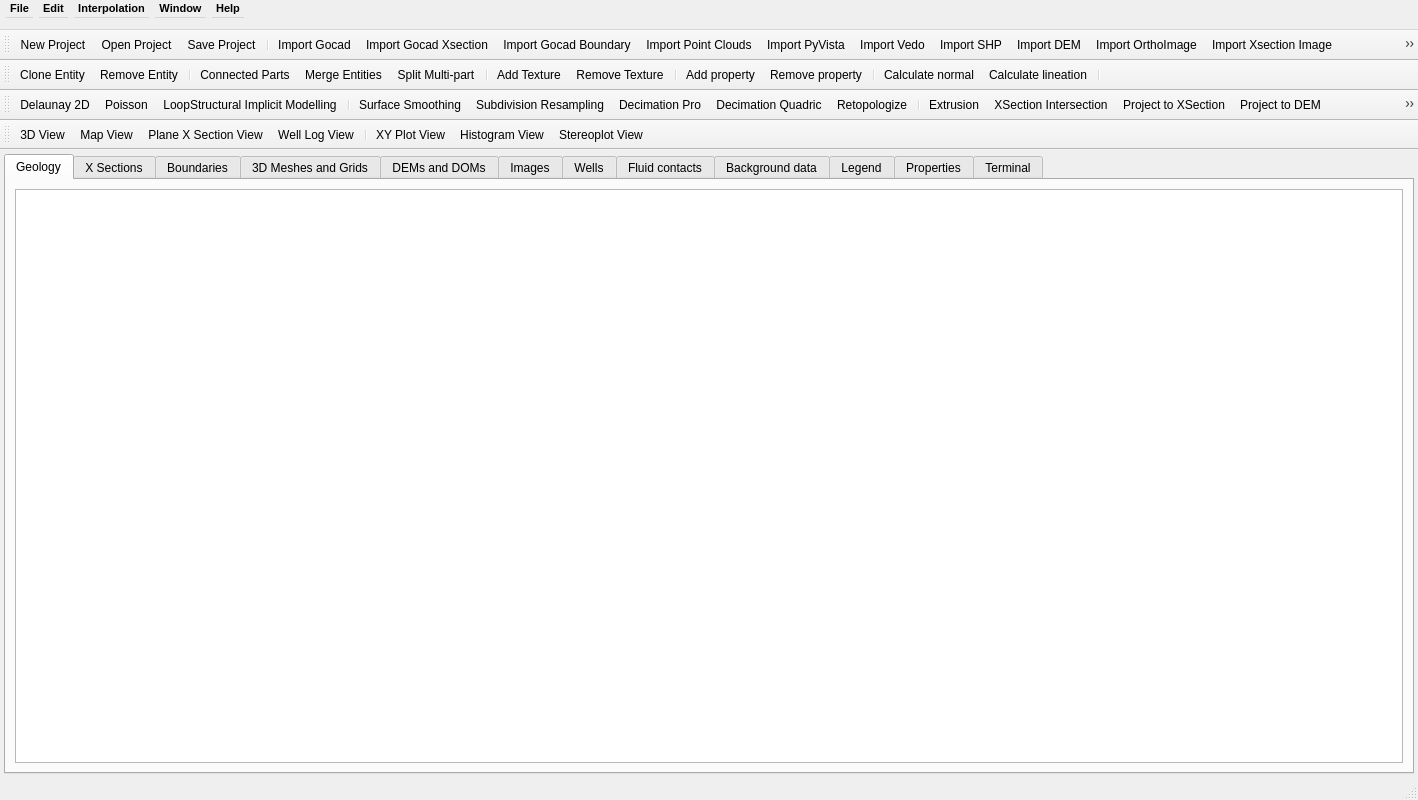
Above: gui/project_window.ui from gecos-lab/PZero before the change. Below: the same form after it.
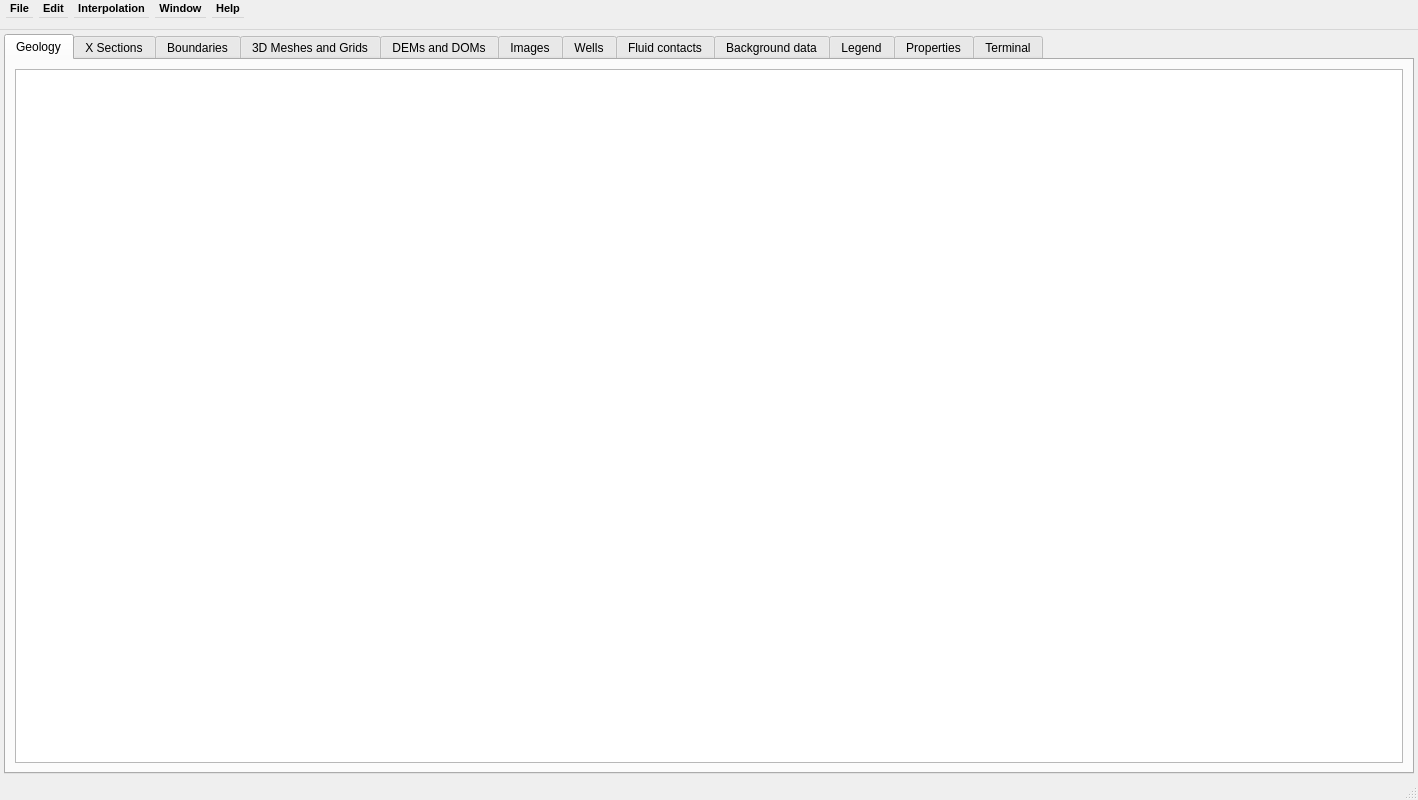
That is the form after the change.

Commit message:
Deleted duplicated toolbars
Deleted the following duplicated toolbars from the GUI: toolbarFile, toolBarEdit, toolBarInterpolation, toolBarWindows.
Also added the tear-off feature to the remaining menus on the menubar.
The project_window.ui was generated with qtDesigner as usual.

Diff of the .ui file:
```diff
--- a/gui/project_window.ui
+++ b/gui/project_window.ui
@@ -636,215 +636,6 @@
     </sizepolicy>
    </property>
   </widget>
-  <widget class="QToolBar" name="toolbarFile">
-   <property name="sizePolicy">
-    <sizepolicy hsizetype="MinimumExpanding" vsizetype="Fixed">
-     <horstretch>1</horstretch>
-     <verstretch>1</verstretch>
-    </sizepolicy>
-   </property>
-   <property name="minimumSize">
-    <size>
-     <width>1280</width>
-     <height>30</height>
-    </size>
-   </property>
-   <property name="maximumSize">
-    <size>
-     <width>16777215</width>
-     <height>16777215</height>
-    </size>
-   </property>
-   <property name="baseSize">
-    <size>
-     <width>1280</width>
-     <height>30</height>
-    </size>
-   </property>
-   <property name="windowTitle">
-    <string>File</string>
-   </property>
-   <property name="toolTip">
-    <string>File</string>
-   </property>
-   <property name="floatable">
-    <bool>false</bool>
-   </property>
-   <attribute name="toolBarArea">
-    <enum>TopToolBarArea</enum>
-   </attribute>
-   <attribute name="toolBarBreak">
-    <bool>false</bool>
-   </attribute>
-   <addaction name="actionProjectNew"/>
-   <addaction name="actionProjectOpen"/>
-   <addaction name="actionProjectSave"/>
-   <addaction name="separator"/>
-   <addaction name="actionImportGocad"/>
-   <addaction name="actionImportGocadXsection"/>
-   <addaction name="actionImportGocadBoundary"/>
-   <addaction name="actionImportPC"/>
-   <addaction name="actionImportPyvista"/>
-   <addaction name="actionImportVedo"/>
-   <addaction name="actionImportSHP"/>
-   <addaction name="actionImportDEM"/>
-   <addaction name="actionImportOrthoImage"/>
-   <addaction name="actionImportXsectionImage"/>
-   <addaction name="actionImportWellData"/>
-   <addaction name="actionImportSEGY"/>
-   <addaction name="separator"/>
-   <addaction name="actionExportCAD"/>
-   <addaction name="actionExportVTK"/>
-   <addaction name="separator"/>
-   <addaction name="actionQuit"/>
-  </widget>
-  <widget class="QToolBar" name="toolBarEdit">
-   <property name="sizePolicy">
-    <sizepolicy hsizetype="MinimumExpanding" vsizetype="Fixed">
-     <horstretch>1</horstretch>
-     <verstretch>1</verstretch>
-    </sizepolicy>
-   </property>
-   <property name="minimumSize">
-    <size>
-     <width>1280</width>
-     <height>30</height>
-    </size>
-   </property>
-   <property name="maximumSize">
-    <size>
-     <width>16777215</width>
-     <height>16777215</height>
-    </size>
-   </property>
-   <property name="baseSize">
-    <size>
-     <width>1280</width>
-     <height>30</height>
-    </size>
-   </property>
-   <property name="windowTitle">
-    <string>Window</string>
-   </property>
-   <property name="toolTip">
-    <string>Window</string>
-   </property>
-   <property name="toolButtonStyle">
-    <enum>Qt::ToolButtonIconOnly</enum>
-   </property>
-   <property name="floatable">
-    <bool>false</bool>
-   </property>
-   <attribute name="toolBarArea">
-    <enum>TopToolBarArea</enum>
-   </attribute>
-   <attribute name="toolBarBreak">
-    <bool>true</bool>
-   </attribute>
-   <addaction name="actionEditEntityClone"/>
-   <addaction name="actionEditEntityRemove"/>
-   <addaction name="separator"/>
-   <addaction name="actionConnectedParts"/>
-   <addaction name="actionMergeEntities"/>
-   <addaction name="actionSplitMultipart"/>
-   <addaction name="separator"/>
-   <addaction name="actionEditTextureAdd"/>
-   <addaction name="actionEditTextureRemove"/>
-   <addaction name="separator"/>
-   <addaction name="actionAddProperty"/>
-   <addaction name="actionRemoveProperty"/>
-   <addaction name="separator"/>
-   <addaction name="actionCalculateNormal"/>
-   <addaction name="actionCalculateLineation"/>
-   <addaction name="separator"/>
-  </widget>
-  <widget class="QToolBar" name="toolBarInterpolation">
-   <property name="sizePolicy">
-    <sizepolicy hsizetype="Preferred" vsizetype="Fixed">
-     <horstretch>0</horstretch>
-     <verstretch>0</verstretch>
-    </sizepolicy>
-   </property>
-   <property name="minimumSize">
-    <size>
-     <width>1280</width>
-     <height>30</height>
-    </size>
-   </property>
-   <property name="baseSize">
-    <size>
-     <width>1280</width>
-     <height>30</height>
-    </size>
-   </property>
-   <property name="windowTitle">
-    <string>toolBar</string>
-   </property>
-   <attribute name="toolBarArea">
-    <enum>TopToolBarArea</enum>
-   </attribute>
-   <attribute name="toolBarBreak">
-    <bool>true</bool>
-   </attribute>
-   <addaction name="actionDelaunay2DInterpolation"/>
-   <addaction name="actionPoissonInterpolation"/>
-   <addaction name="actionLoopStructuralImplicitModelling"/>
-   <addaction name="separator"/>
-   <addaction name="actionSurfaceSmoothing"/>
-   <addaction name="actionSubdivisionResampling"/>
-   <addaction name="actionDecimationPro"/>
-   <addaction name="actionDecimationQuadric"/>
-   <addaction name="actionRetopologize"/>
-   <addaction name="separator"/>
-   <addaction name="actionExtrusion"/>
-   <addaction name="actionIntersectionXSection"/>
-   <addaction name="actionProject2XSection"/>
-   <addaction name="actionProject2DEM"/>
-   <addaction name="actionSplitSurf"/>
-  </widget>
-  <widget class="QToolBar" name="toolBarWindows">
-   <property name="sizePolicy">
-    <sizepolicy hsizetype="Preferred" vsizetype="Fixed">
-     <horstretch>0</horstretch>
-     <verstretch>0</verstretch>
-    </sizepolicy>
-   </property>
-   <property name="minimumSize">
-    <size>
-     <width>1280</width>
-     <height>30</height>
-    </size>
-   </property>
-   <property name="maximumSize">
-    <size>
-     <width>16777215</width>
-     <height>16777215</height>
-    </size>
-   </property>
-   <property name="baseSize">
-    <size>
-     <width>1280</width>
-     <height>30</height>
-    </size>
-   </property>
-   <property name="windowTitle">
-    <string>toolBar</string>
-   </property>
-   <attribute name="toolBarArea">
-    <enum>TopToolBarArea</enum>
-   </attribute>
-   <attribute name="toolBarBreak">
-    <bool>true</bool>
-   </attribute>
-   <addaction name="actionView3D"/>
-   <addaction name="actionViewMap"/>
-   <addaction name="actionViewPlaneXsection"/>
-   <addaction name="actionViewWellLog"/>
-   <addaction name="separator"/>
-   <addaction name="actionViewXYPlot"/>
-   <addaction name="actionViewHistogram"/>
-   <addaction name="actionViewStereoplot"/>
-  </widget>
   <action name="actionProjectNew">
    <property name="text">
     <string>New Project</string>
```
Left out of the diff: 15 changed lines with no effect on the pictures. The commit also changes 1 other file.
